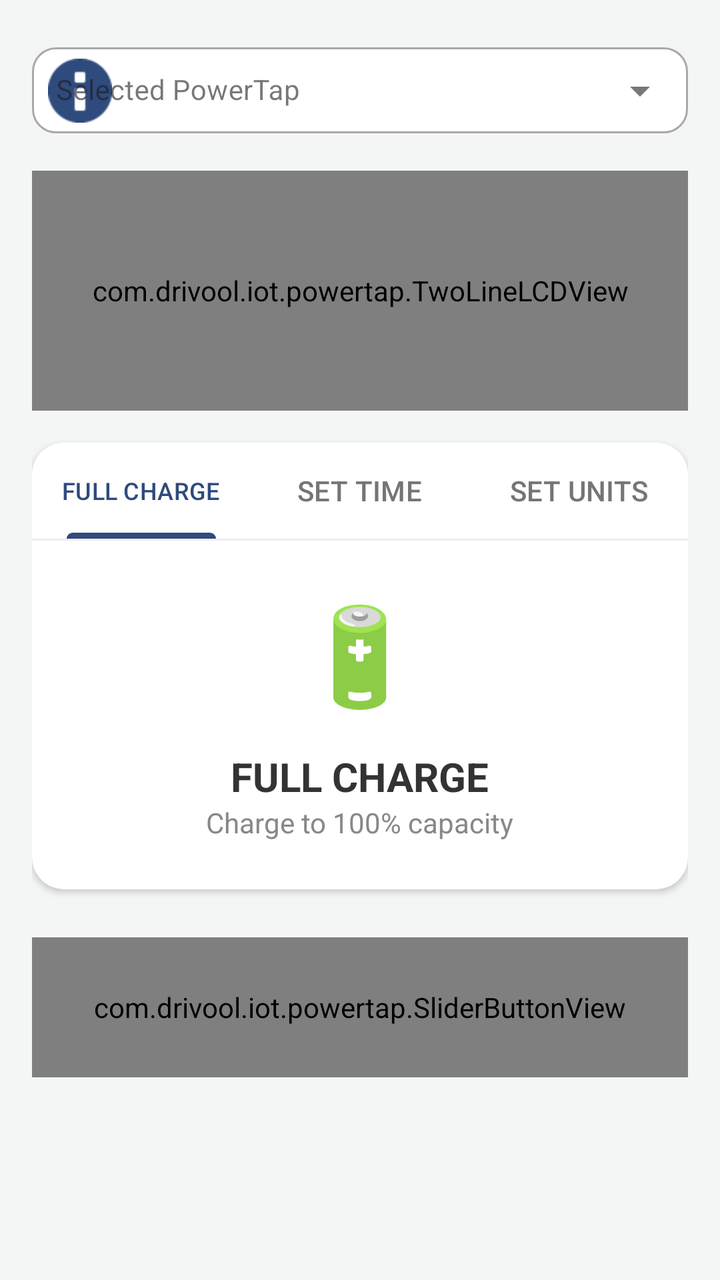
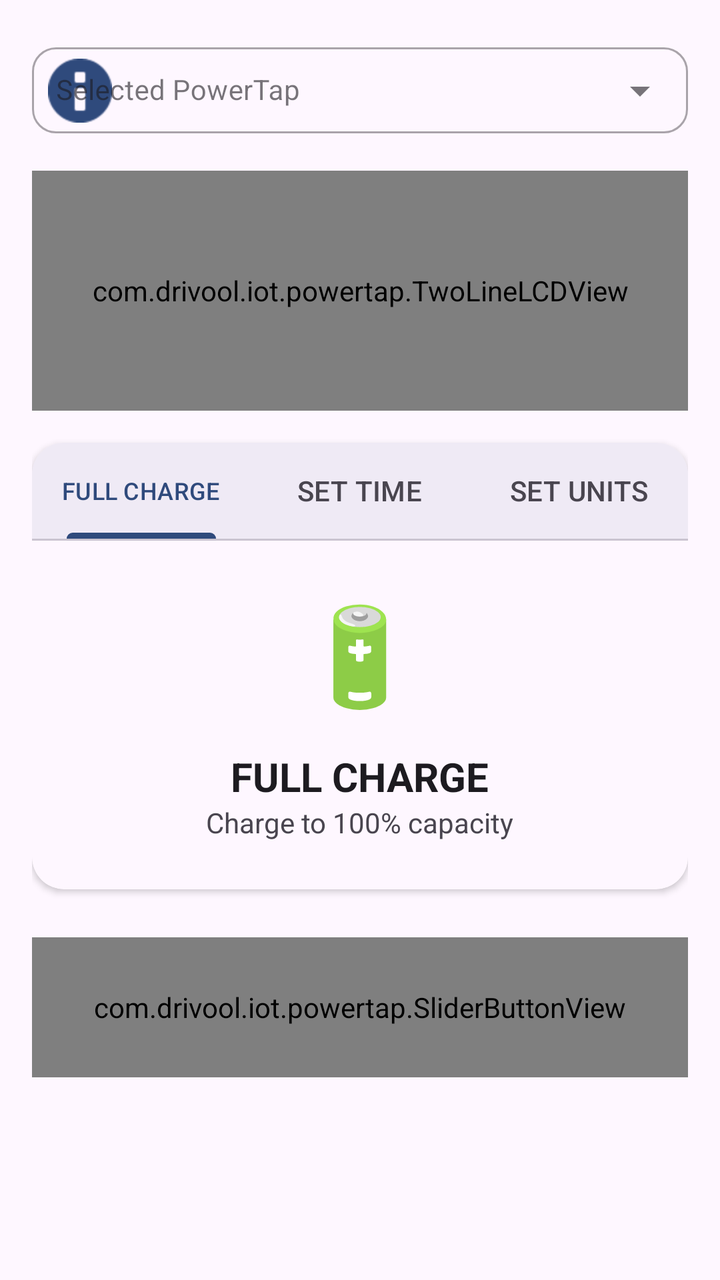

The first picture is an Android layout as it rendered before a commit; the second is the same layout after the commit. The layout source and the unified diff follow.
<!-- AndroidManifest.xml: application theme Theme.PowerTap -->
<!-- res/layout/fragment_home.xml -->
<?xml version="1.0" encoding="utf-8"?>
<ScrollView xmlns:android="http://schemas.android.com/apk/res/android"
    xmlns:app="http://schemas.android.com/apk/res-auto"
    android:layout_width="match_parent"
    android:layout_height="match_parent"
    android:background="#f4f6f6">

    <FrameLayout
        android:layout_width="match_parent"
        android:layout_height="match_parent">

        <LinearLayout
            android:id="@+id/mainContent"
            android:layout_width="match_parent"
            android:layout_height="wrap_content"
            android:orientation="vertical"
            android:padding="16dp"
            android:gravity="center_horizontal">

            
            <com.google.android.material.textfield.TextInputLayout
                style="@style/Widget.MaterialComponents.TextInputLayout.OutlinedBox.ExposedDropdownMenu"
                android:layout_width="match_parent"
                android:layout_height="wrap_content"
                android:layout_marginBottom="16dp"
                android:hint="Selected PowerTap"
                app:startIconDrawable="@android:drawable/ic_dialog_info"
                app:startIconTint="@color/primary_blue"
                app:boxBackgroundColor="@color/white"
                app:boxCornerRadiusTopStart="12dp"
                app:boxCornerRadiusTopEnd="12dp"
                app:boxCornerRadiusBottomStart="12dp"
                app:boxCornerRadiusBottomEnd="12dp">

                <AutoCompleteTextView
                    android:id="@+id/deviceSelector"
                    android:layout_width="match_parent"
                    android:layout_height="wrap_content"
                    android:inputType="none"
                    android:textSize="14sp"
                    android:padding="12dp" />
            </com.google.android.material.textfield.TextInputLayout>

            
            <com.drivool.iot.powertap.TwoLineLCDView
                android:id="@+id/lcd_view"
                android:layout_width="match_parent"
                android:layout_height="120dp"
                android:layout_marginBottom="16dp" />

            
            <androidx.cardview.widget.CardView
                android:layout_width="match_parent"
                android:layout_height="wrap_content"
                android:layout_marginBottom="16dp"
                app:cardCornerRadius="16dp"
                app:cardElevation="2dp"
                app:cardBackgroundColor="@color/white">

                <LinearLayout
                    android:layout_width="match_parent"
                    android:layout_height="wrap_content"
                    android:orientation="vertical">

                    <com.google.android.material.tabs.TabLayout
                        android:id="@+id/tabLayout"
                        android:layout_width="match_parent"
                        android:layout_height="wrap_content"
                        app:tabIndicatorColor="@color/tab_indicator"
                        app:tabSelectedTextColor="@color/tab_indicator"
                        app:tabTextColor="#757575"
                        app:tabRippleColor="@android:color/transparent"
                        app:tabMode="fixed"
                        app:tabGravity="fill"
                        android:background="@color/white">
                        <com.google.android.material.tabs.TabItem
                            android:layout_width="wrap_content"
                            android:layout_height="wrap_content"
                            android:text="FULL CHARGE" />
                        <com.google.android.material.tabs.TabItem
                            android:layout_width="wrap_content"
                            android:layout_height="wrap_content"
                            android:text="SET TIME" />
                        <com.google.android.material.tabs.TabItem
                            android:layout_width="wrap_content"
                            android:layout_height="wrap_content"
                            android:text="SET UNITS" />
                    </com.google.android.material.tabs.TabLayout>

                    <View
                        android:layout_width="match_parent"
                        android:layout_height="1dp"
                        android:background="#EEEEEE" />

                    <LinearLayout
                        android:layout_width="match_parent"
                        android:layout_height="wrap_content"
                        android:orientation="vertical"
                        android:padding="24dp"
                        android:gravity="center">

                        <TextView
                            android:id="@+id/txtIcon"
                            android:layout_width="wrap_content"
                            android:layout_height="wrap_content"
                            android:text="🔋"
                            android:textSize="48sp"
                            android:layout_marginBottom="16dp" />

                        <TextView
                            android:id="@+id/txtTitle"
                            android:layout_width="wrap_content"
                            android:layout_height="wrap_content"
                            android:text="FULL CHARGE"
                            android:textSize="20sp"
                            android:textStyle="bold"
                            android:textColor="#333333" />

                        <TextView
                            android:id="@+id/txtSubtitle"
                            android:layout_width="wrap_content"
                            android:layout_height="wrap_content"
                            android:text="Charge to 100% capacity"
                            android:textColor="#888888"
                            android:textSize="14sp" />

                        <LinearLayout
                            android:id="@+id/sliderSection"
                            android:layout_width="match_parent"
                            android:layout_height="wrap_content"
                            android:orientation="vertical"
                            android:visibility="gone"
                            android:gravity="center">

                            <LinearLayout
                                android:layout_width="match_parent"
                                android:layout_height="wrap_content"
                                android:gravity="center_vertical"
                                android:orientation="horizontal">

                                <com.google.android.material.button.MaterialButton
                                    android:id="@+id/btnMinus"
                                    android:layout_width="56dp"
                                    android:layout_height="56dp"
                                    android:text="-"
                                    android:textAllCaps="false"
                                    android:textColor="#FFFFFF"
                                    android:textStyle="bold"
                                    android:textSize="28sp"
                                    app:backgroundTint="#C8B0F9"
                                    app:cornerRadius="28dp"
                                    android:padding="0dp"
                                    android:insetTop="0dp"
                                    android:insetBottom="0dp"
                                    android:insetLeft="0dp"
                                    android:insetRight="0dp"
                                    app:iconPadding="0dp" />

                                <TextView
                                    android:id="@+id/txtValue"
                                    android:layout_width="0dp"
                                    android:layout_height="wrap_content"
                                    android:layout_weight="1"
                                    android:gravity="center"
                                    android:text="1:00"
                                    android:textSize="32sp"
                                    android:textColor="@color/black"
                                    android:textStyle="bold" />

                                <com.google.android.material.button.MaterialButton
                                    android:id="@+id/btnPlus"
                                    android:layout_width="56dp"
                                    android:layout_height="56dp"
                                    android:text="+"
                                    android:textAllCaps="false"
                                    android:textColor="#FFFFFF"
                                    android:textStyle="bold"
                                    android:textSize="20sp"
                                    app:backgroundTint="#C8B0F9"
                                    app:cornerRadius="28dp"
                                    android:padding="0dp"
                                    android:insetTop="0dp"
                                    android:insetBottom="0dp"
                                    android:insetLeft="0dp"
                                    android:insetRight="0dp"
                                    app:iconPadding="0dp" />
                            </LinearLayout>

                            <SeekBar
                                android:id="@+id/seekBar"
                                android:layout_width="match_parent"
                                android:layout_height="wrap_content"
                                android:layout_marginTop="16dp" />

                            <TextView
                                android:id="@+id/txtInfo"
                                android:layout_width="match_parent"
                                android:layout_height="wrap_content"
                                android:gravity="center"
                                android:textColor="#888888"
                                android:textSize="14sp"
                                android:layout_marginTop="8dp" />
                        </LinearLayout>
                    </LinearLayout>
                </LinearLayout>
            </androidx.cardview.widget.CardView>

            <com.drivool.iot.powertap.SliderButtonView
                android:id="@+id/slider_button"
                android:layout_width="match_parent"
                android:layout_height="70dp"
                android:layout_marginTop="8dp" />

        </LinearLayout>

        
        <LinearLayout
            android:id="@+id/emptyState"
            android:layout_width="match_parent"
            android:layout_height="match_parent"
            android:background="#f4f6f6"
            android:gravity="center"
            android:orientation="vertical"
            android:padding="32dp"
            android:visibility="gone">

            <TextView
                android:layout_width="wrap_content"
                android:layout_height="wrap_content"
                android:text="👋"
                android:textSize="80sp" />

            <TextView
                android:layout_width="wrap_content"
                android:layout_height="wrap_content"
                android:layout_marginTop="16dp"
                android:text="Ready to Charge?"
                android:textColor="@color/black"
                android:textSize="22sp"
                android:textStyle="bold" />

            <TextView
                android:layout_width="wrap_content"
                android:layout_height="wrap_content"
                android:layout_marginTop="8dp"
                android:gravity="center"
                android:text="Connect your first PowerTap device to get started."
                android:textColor="#666666"
                android:textSize="16sp" />

            <com.google.android.material.button.MaterialButton
                android:id="@+id/btnSetupFirstDevice"
                android:layout_width="match_parent"
                android:layout_height="wrap_content"
                android:layout_marginTop="32dp"
                android:padding="16dp"
                android:text="Find Nearby Devices"
                app:cornerRadius="12dp" />

        </LinearLayout>
    </FrameLayout>
</ScrollView>
<!-- resources referenced by this layout -->
<resources>
  <color name="black">#000000</color>
  <color name="primary_blue">#2f4a7c</color>
  <color name="tab_indicator">#2f4a7c</color>
  <color name="white">#FFFFFF</color>
  <style name="Theme.PowerTap" parent="Theme.Material3.DayNight.NoActionBar">
          <item name="colorPrimary">#2f4a7c</item>
          <item name="android:statusBarColor">#2f4a7c</item>
      </style>
</resources>

<!-- the commit's change to res/layout/fragment_home.xml (unified diff, before → after) -->
@@ -3,7 +3,7 @@
     xmlns:app="http://schemas.android.com/apk/res-auto"
     android:layout_width="match_parent"
     android:layout_height="match_parent"
-    android:background="#f4f6f6">
+    android:background="?attr/colorSurface">
 
     <FrameLayout
         android:layout_width="match_parent"
@@ -25,8 +25,8 @@
                 android:layout_marginBottom="16dp"
                 android:hint="Selected PowerTap"
                 app:startIconDrawable="@android:drawable/ic_dialog_info"
-                app:startIconTint="@color/primary_blue"
-                app:boxBackgroundColor="@color/white"
+                app:startIconTint="?attr/colorPrimary"
+                app:boxBackgroundColor="?attr/colorSurface"
                 app:boxCornerRadiusTopStart="12dp"
                 app:boxCornerRadiusTopEnd="12dp"
                 app:boxCornerRadiusBottomStart="12dp"
@@ -55,7 +55,7 @@
                 android:layout_marginBottom="16dp"
                 app:cardCornerRadius="16dp"
                 app:cardElevation="2dp"
-                app:cardBackgroundColor="@color/white">
+                app:cardBackgroundColor="?attr/colorSurface">
 
                 <LinearLayout
                     android:layout_width="match_parent"
@@ -66,13 +66,13 @@
                         android:id="@+id/tabLayout"
                         android:layout_width="match_parent"
                         android:layout_height="wrap_content"
-                        app:tabIndicatorColor="@color/tab_indicator"
-                        app:tabSelectedTextColor="@color/tab_indicator"
-                        app:tabTextColor="#757575"
+                        app:tabIndicatorColor="?attr/colorPrimary"
+                        app:tabSelectedTextColor="?attr/colorPrimary"
+                        app:tabTextColor="?attr/colorOnSurfaceVariant"
                         app:tabRippleColor="@android:color/transparent"
                         app:tabMode="fixed"
                         app:tabGravity="fill"
-                        android:background="@color/white">
+                        android:background="?attr/colorSurface">
                         <com.google.android.material.tabs.TabItem
                             android:layout_width="wrap_content"
                             android:layout_height="wrap_content"
@@ -90,7 +90,7 @@
                     <View
                         android:layout_width="match_parent"
                         android:layout_height="1dp"
-                        android:background="#EEEEEE" />
+                        android:background="?attr/colorOutlineVariant" />
 
                     <LinearLayout
                         android:layout_width="match_parent"
@@ -114,14 +114,14 @@
                             android:text="FULL CHARGE"
                             android:textSize="20sp"
                             android:textStyle="bold"
-                            android:textColor="#333333" />
+                            android:textColor="?attr/colorOnSurface" />
 
                         <TextView
                             android:id="@+id/txtSubtitle"
                             android:layout_width="wrap_content"
                             android:layout_height="wrap_content"
                             android:text="Charge to 100% capacity"
-                            android:textColor="#888888"
+                            android:textColor="?attr/colorOnSurfaceVariant"
                             android:textSize="14sp" />
 
                         <LinearLayout
@@ -144,10 +144,10 @@
                                     android:layout_height="56dp"
                                     android:text="-"
                                     android:textAllCaps="false"
-                                    android:textColor="#FFFFFF"
+                                    android:textColor="?attr/colorOnPrimary"
                                     android:textStyle="bold"
                                     android:textSize="28sp"
-                                    app:backgroundTint="#C8B0F9"
+                                    app:backgroundTint="?attr/colorPrimary"
                                     app:cornerRadius="28dp"
                                     android:padding="0dp"
                                     android:insetTop="0dp"
@@ -164,7 +164,7 @@
                                     android:gravity="center"
                                     android:text="1:00"
                                     android:textSize="32sp"
-                                    android:textColor="@color/black"
+                                    android:textColor="?attr/colorOnSurface"
                                     android:textStyle="bold" />
 
                                 <com.google.android.material.button.MaterialButton
@@ -173,10 +173,10 @@
                                     android:layout_height="56dp"
                                     android:text="+"
                                     android:textAllCaps="false"
-                                    android:textColor="#FFFFFF"
+                                    android:textColor="?attr/colorOnPrimary"
                                     android:textStyle="bold"
                                     android:textSize="20sp"
-                                    app:backgroundTint="#C8B0F9"
+                                    app:backgroundTint="?attr/colorPrimary"
                                     app:cornerRadius="28dp"
                                     android:padding="0dp"
                                     android:insetTop="0dp"
@@ -197,7 +197,7 @@
                                 android:layout_width="match_parent"
                                 android:layout_height="wrap_content"
                                 android:gravity="center"
-                                android:textColor="#888888"
+                                android:textColor="?attr/colorOnSurfaceVariant"
                                 android:textSize="14sp"
                                 android:layout_marginTop="8dp" />
                         </LinearLayout>
@@ -218,7 +218,7 @@
             android:id="@+id/emptyState"
             android:layout_width="match_parent"
             android:layout_height="match_parent"
-            android:background="#f4f6f6"
+            android:background="?attr/colorSurface"
             android:gravity="center"
             android:orientation="vertical"
             android:padding="32dp"
@@ -235,7 +235,7 @@
                 android:layout_height="wrap_content"
                 android:layout_marginTop="16dp"
                 android:text="Ready to Charge?"
-                android:textColor="@color/black"
+                android:textColor="?attr/colorOnSurface"
                 android:textSize="22sp"
                 android:textStyle="bold" />
 
@@ -245,7 +245,7 @@
                 android:layout_marginTop="8dp"
                 android:gravity="center"
                 android:text="Connect your first PowerTap device to get started."
-                android:textColor="#666666"
+                android:textColor="?attr/colorOnSurfaceVariant"
                 android:textSize="16sp" />
 
             <com.google.android.material.button.MaterialButton
<!-- resource entries referenced after the edit -->
@@ -1,12 +1,13 @@
 <!-- resources referenced by this layout -->
 <resources>
-  <color name="black">#000000</color>
   <color name="primary_blue">#2f4a7c</color>
-  <color name="tab_indicator">#2f4a7c</color>
   <color name="white">#FFFFFF</color>
-  <style name="Theme.PowerTap" parent="Theme.Material3.DayNight.NoActionBar">
-          <item name="colorPrimary">#2f4a7c</item>
-          <item name="android:statusBarColor">#2f4a7c</item>
+  <style name="Theme.PowerTap" parent="Base.Theme.PowerTap" />
+  <style name="Base.Theme.PowerTap" parent="Theme.Material3.DayNight.NoActionBar">
+          <item name="colorPrimary">@color/primary_blue</item>
+          <item name="colorOnPrimary">@color/white</item>
+          <item name="android:statusBarColor">?attr/colorPrimary</item>
+          <item name="android:windowBackground">?attr/colorSurface</item>
       </style>
 </resources>
 
